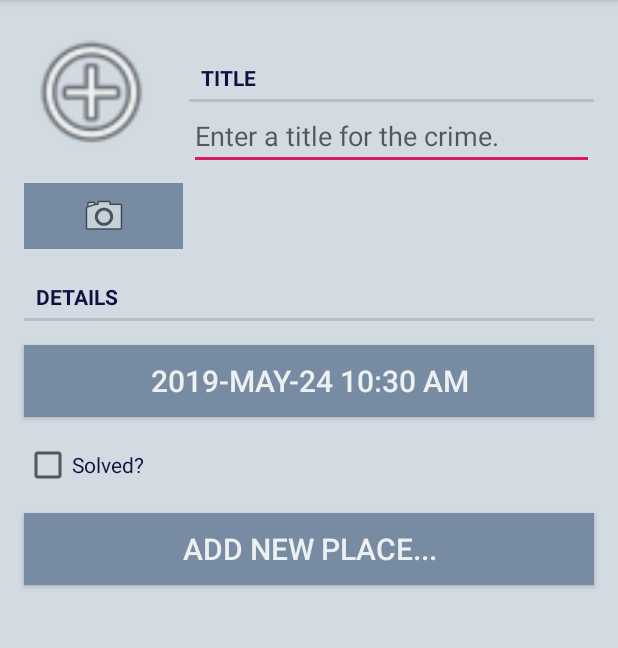
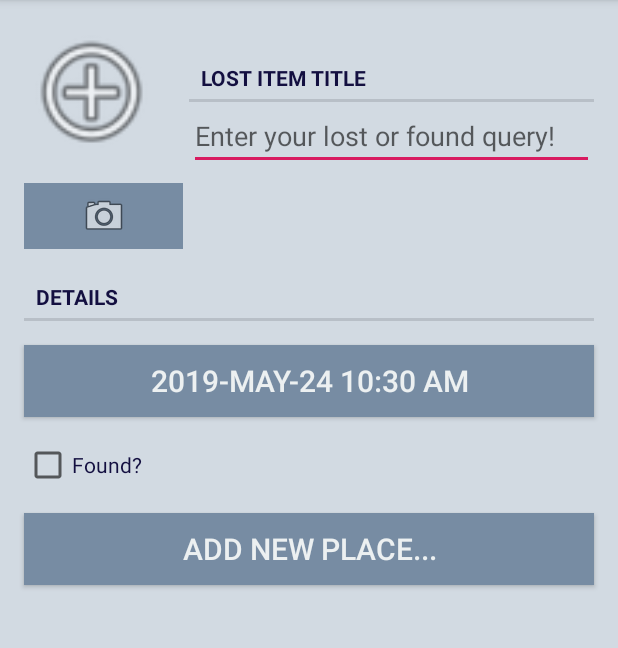
Before and after one commit to shafiqrrehman/Android-Bootcamp-Projects, an Android app: the CrimeFragment screen opened directly, with no data from a screen before it, on a phone screen of 412 x 824 dp, the part 84-732 px from its top. Run offline under Robolectric (Android 15) with nearby library versions, the phone set to English and light mode, and no system bars.

Commit message:
Some updated string has been added.

```diff
--- a/CriminalIntent/app/src/main/res/values/strings.xml
+++ b/CriminalIntent/app/src/main/res/values/strings.xml
@@ -1,10 +1,10 @@
 <resources>
     <string name="app_name">Lost and Found</string>
     <string name="title_crime_activity">Crime Activity</string>
-    <string name="crime_title_hint">Enter a title for the crime.</string>
-    <string name="crime_title_label">Title</string>
+    <string name="crime_title_hint">Enter your lost or found query!</string>
+    <string name="crime_title_label">Lost Item Title</string>
     <string name="crime_details_label">Details</string>
-    <string name="crime_solved_label">Solved?</string>
+    <string name="crime_solved_label">Found?</string>
     <string name="crimes_title">Crimes</string>
     <string name="date_picker_title">Data of Crime:</string>
     <string name="new_crime">New Crime</string>
@@ -14,4 +14,6 @@
     <string name="delete_crime">Delete</string>
     <string name="take">Take!</string>
     <string name="title_activity_maps">Map</string>
+    <string name="title_phone">Contact Number</string>
+    <string name="phone_hint">Enter your contact number!</string>
 </resources>
```
